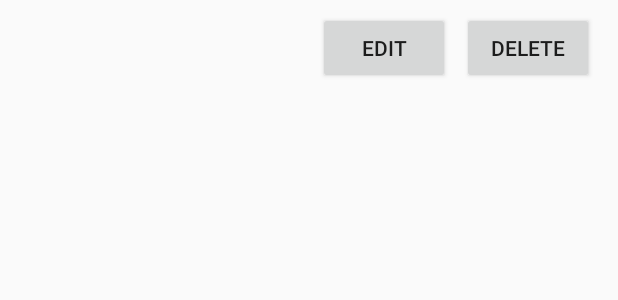
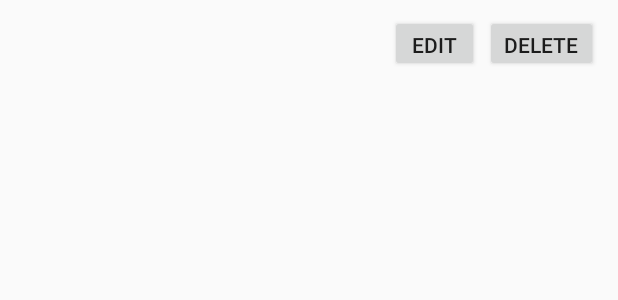
Before and after one commit to muunseo/sungshinsos, an Android app: the layout item_post.xml on its own in the app's theme, with its tools: preview values and no code run, on a phone screen of 412 x 824 dp. Shown: the top 300 px of the screen. Run offline under Robolectric (Android 15) with nearby library versions, the phone set to English and light mode, and no system bars.

Commit message:
post 버튼 수정

```diff
--- a/app/src/main/res/layout/item_post.xml
+++ b/app/src/main/res/layout/item_post.xml
@@ -26,25 +26,27 @@
         app:layout_constraintStart_toStartOf="parent" />
 
     <!-- 삭제 버튼 -->
+
+    <!-- 수정 버튼 -->
+
     <Button
         android:id="@+id/buttonDeletePost"
-        android:layout_width="wrap_content"
-        android:layout_height="wrap_content"
+        android:layout_width="75dp"
+        android:layout_height="38dp"
+        android:layout_marginEnd="5dp"
+        android:layout_marginBottom="8dp"
         android:text="Delete"
-        app:layout_constraintEnd_toEndOf="parent"
         app:layout_constraintBottom_toBottomOf="parent"
-        android:layout_marginEnd="8dp"
-        android:layout_marginBottom="8dp" />
+        app:layout_constraintEnd_toEndOf="parent" />
 
-    <!-- 수정 버튼 -->
     <Button
         android:id="@+id/buttonEditPost"
-        android:layout_width="wrap_content"
-        android:layout_height="wrap_content"
+        android:layout_width="59dp"
+        android:layout_height="38dp"
+        android:layout_marginEnd="4dp"
+        android:layout_marginBottom="8dp"
         android:text="Edit"
-        app:layout_constraintEnd_toStartOf="@id/buttonDeletePost"
         app:layout_constraintBottom_toBottomOf="parent"
-        android:layout_marginEnd="8dp"
-        android:layout_marginBottom="8dp" />
+        app:layout_constraintEnd_toStartOf="@id/buttonDeletePost" />
 
 </androidx.constraintlayout.widget.ConstraintLayout>
```
